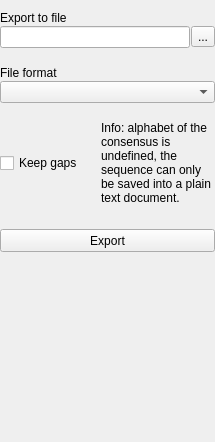
Above: src/corelibs/U2View/src/ov_msa/ui/ExportConsensusWidget.ui from violethaze74/ugene before the change. Below: the same form after it.
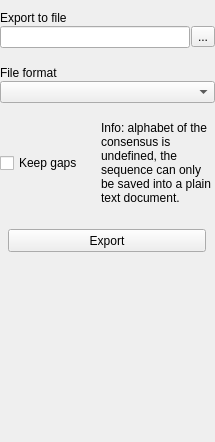
That is the form after the change.

The edit to the form file:
```diff
--- a/src/corelibs/U2View/src/ov_msa/ui/ExportConsensusWidget.ui
+++ b/src/corelibs/U2View/src/ov_msa/ui/ExportConsensusWidget.ui
@@ -88,20 +88,26 @@
      </item>
     </layout>
    </item>
-   <item>
+   <item alignment="Qt::AlignHCenter">
     <widget class="QToolButton" name="exportBtn">
      <property name="sizePolicy">
-      <sizepolicy hsizetype="Preferred" vsizetype="Fixed">
+      <sizepolicy hsizetype="Fixed" vsizetype="Fixed">
        <horstretch>0</horstretch>
        <verstretch>0</verstretch>
       </sizepolicy>
      </property>
      <property name="minimumSize">
       <size>
-       <width>42</width>
+       <width>198</width>
        <height>23</height>
       </size>
      </property>
+     <property name="maximumSize">
+      <size>
+       <width>198</width>
+       <height>16777215</height>
+      </size>
+     </property>
      <property name="sizeIncrement">
       <size>
        <width>0</width>
```
